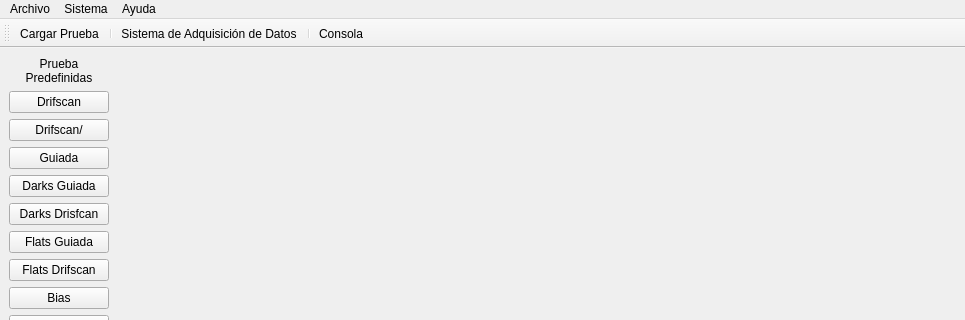
Before: the Qt Designer form gui/simulador.ui in joselp/observe-qt, drawn with Qt 5; both pictures show x 0 to 965 and y 0 to 320 of the 965 by 598 pixel window.
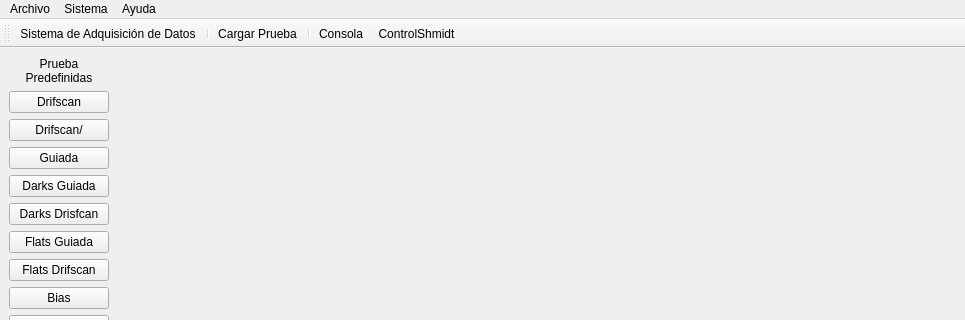
After: the same form once the commit is applied. Icons and pictures are not drawn.

```diff
--- a/gui/simulador.ui
+++ b/gui/simulador.ui
@@ -192,11 +192,12 @@
    <attribute name="toolBarBreak">
     <bool>false</bool>
    </attribute>
-   <addaction name="actionCargar_Prueba"/>
-   <addaction name="separator"/>
    <addaction name="actionSistema_de_Adquisici_on_de_Datos"/>
    <addaction name="separator"/>
+   <addaction name="actionCargar_Prueba"/>
+   <addaction name="separator"/>
    <addaction name="actionConsola"/>
+   <addaction name="actionControlShmidt"/>
   </widget>
   <action name="actionPanel_Administrativo">
    <property name="text">
@@ -248,6 +249,18 @@
     <string>Consola</string>
    </property>
   </action>
+  <action name="actionControlShmidt">
+   <property name="icon">
+    <iconset resource="../resource.qrc">
+     <normaloff>:/images/cidaIcon.png</normaloff>:/images/cidaIcon.png</iconset>
+   </property>
+   <property name="text">
+    <string>ControlShmidt</string>
+   </property>
+   <property name="toolTip">
+    <string>ControlShmidt</string>
+   </property>
+  </action>
  </widget>
  <resources>
   <include location="../resource.qrc"/>
```
Left out of the diff: 1 changed line with no effect on the pictures.
